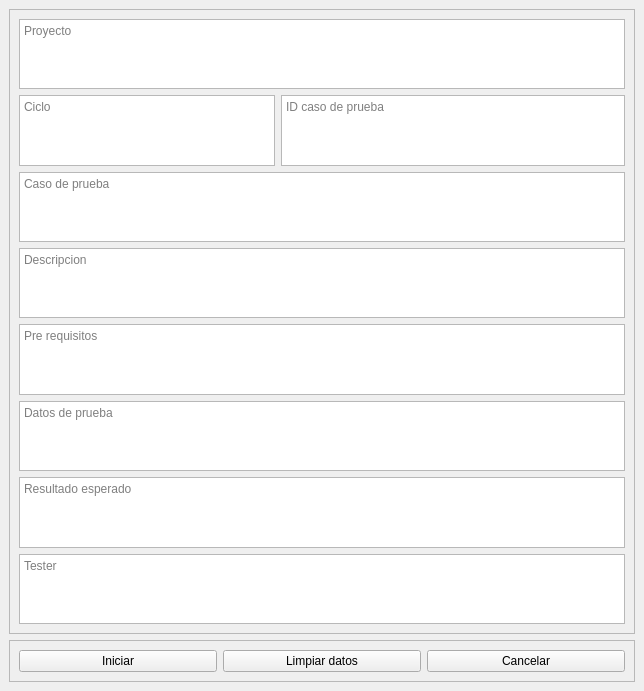
First picture: the form in sources/newr.ui, repository allcorps/Test_Keep, before the edit.
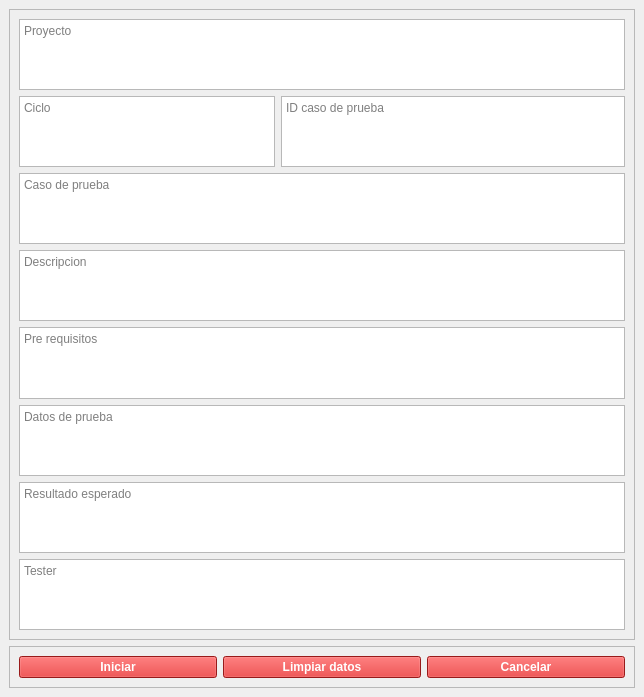
Second picture: the form after the edit.

The edit to the form file:
```diff
--- a/sources/newr.ui
+++ b/sources/newr.ui
@@ -7,7 +7,7 @@
     <x>0</x>
     <y>0</y>
     <width>644</width>
-    <height>691</height>
+    <height>697</height>
    </rect>
   </property>
   <property name="windowTitle">
@@ -17,6 +17,28 @@
    <layout class="QVBoxLayout" name="verticalLayout">
     <item>
      <widget class="QFrame" name="frame">
+      <property name="styleSheet">
+       <string notr="true">
+QLineEdit{
+    background-color: rgb(22,22,26);
+    color: white;
+    font: 12pt &quot;SansSerif&quot;;
+    border-radius:10px;
+    border: 2px solid rgb(80, 75, 68);
+    padding: 5px;
+}
+
+QLineEdit:hover{
+    background-color: rgb(22,22,26);
+    border: 2px solid rgb(150,140,130);
+}
+
+QLineEdit:focus{
+    background-color: rgb(1,1,1);
+    border: 2px solid rgb(127, 90, 240);
+}
+</string>
+      </property>
       <property name="frameShape">
        <enum>QFrame::StyledPanel</enum>
       </property>
@@ -98,6 +120,17 @@
         <height>50</height>
        </size>
       </property>
+      <property name="styleSheet">
+       <string notr="true">QPushButton {
+    background-color: #D52424;
+    color: white;
+    font-weight: bold;
+}
+
+QPushButton:hover {
+    background-color: #B71C1C;
+}</string>
+      </property>
       <property name="frameShape">
        <enum>QFrame::StyledPanel</enum>
       </property>
```
